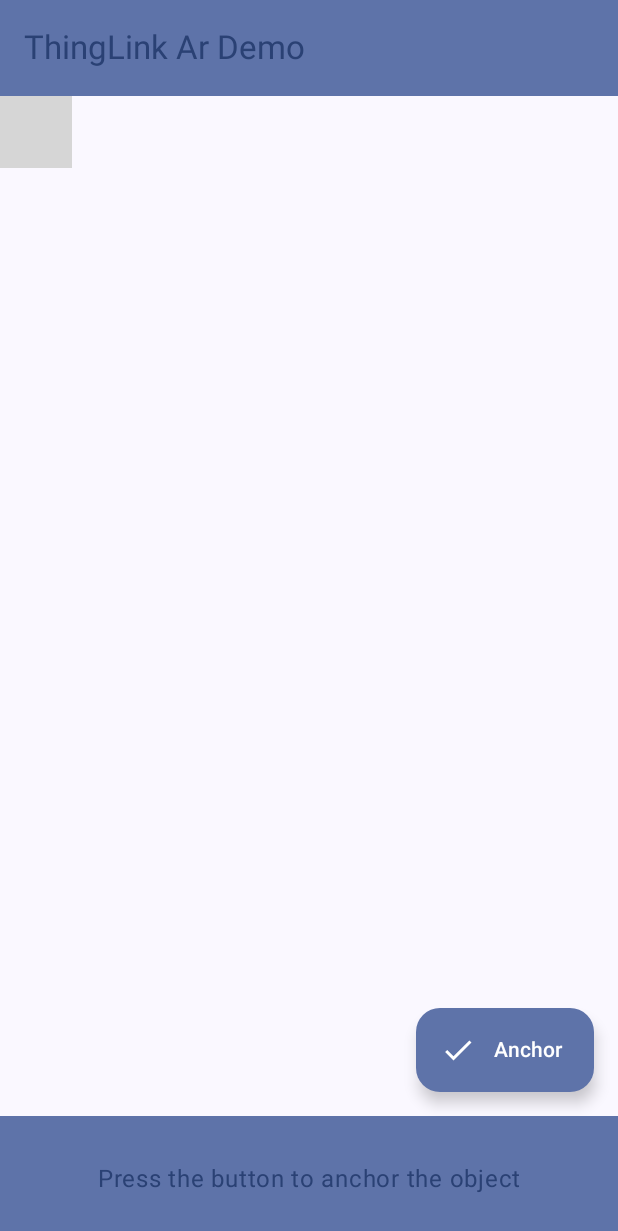
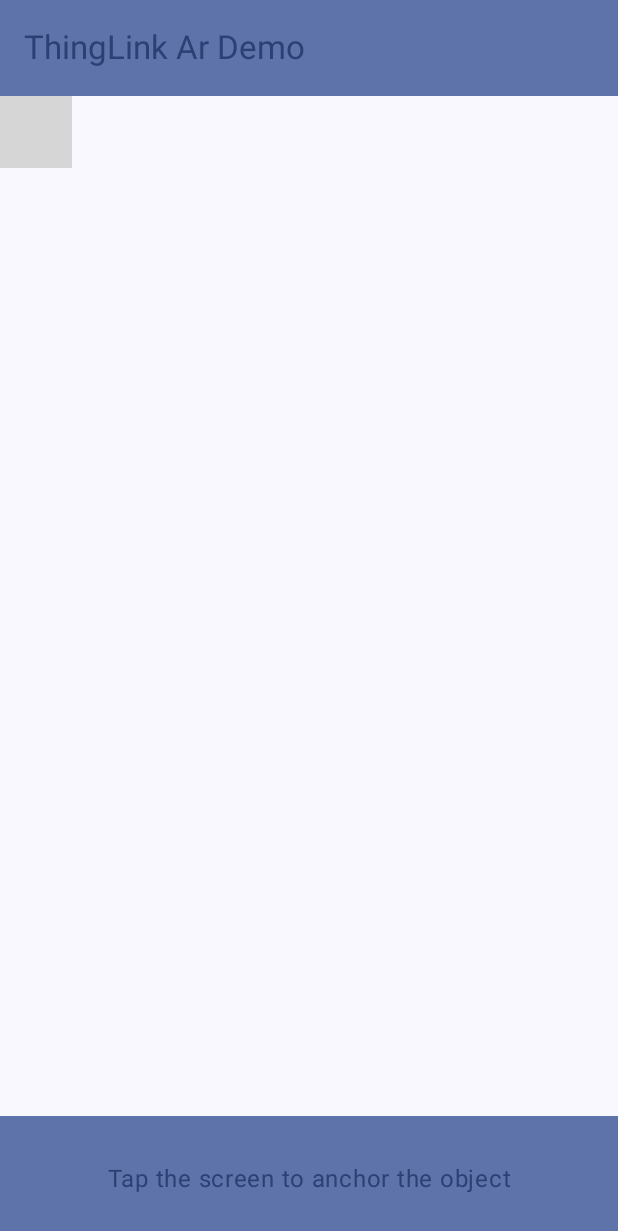
Before and after one commit to rpez/ThingLinkARDemo, an Android app built with Jetpack Compose: the screen it shows after launch (MainActivity), on a phone screen of 412 x 824 dp. Shown: the top 1231 px of the screen. Run offline under Robolectric (Android 15) with nearby library versions, the phone set to English and light mode, and no system bars; libraries missing offline, so code that uses them is left out: com.google.ar.core, io.github.sceneview.ar; 2 statements that could not run were skipped; grey boxes are pictures that could not be loaded.

Commit message:
add  anchoring feature

```diff
--- a/app/src/main/java/com/example/thinglink_ar_demo/MainActivity.kt
+++ b/app/src/main/java/com/example/thinglink_ar_demo/MainActivity.kt
@@ -37,6 +37,7 @@ import androidx.compose.ui.text.style.TextAlign
 import androidx.compose.ui.tooling.preview.Preview
 import androidx.compose.ui.unit.dp
 import com.example.thinglink_ar_demo.ui.theme.ThingLinkARDemoTheme
+import com.google.android.material.floatingactionbutton.FloatingActionButton
 import com.google.ar.core.AugmentedImage
 import com.google.ar.core.AugmentedImageDatabase
 import com.google.ar.core.Camera
@@ -107,22 +108,10 @@ class MainActivity : ComponentActivity() {
                         modifier = Modifier
                             .fillMaxWidth(),
                         textAlign = TextAlign.Center,
-                        text = "Press the button to anchor the object",
+                        text = "Tap the screen to anchor the object",
                     )
                 }
             },
-            snackbarHost = {
-                SnackbarHost(hostState = snackbarHostState)
-            },
-            floatingActionButton = {
-                ExtendedFloatingActionButton(
-                    text = { Text("Anchor") },
-                    icon = { Icon(Icons.Filled.Check, contentDescription = "") },
-                    onClick = {
-
-                    }
-                )
-            }
         ) { innerPadding ->
             Column(
                 modifier = Modifier
@@ -164,6 +153,9 @@ class MainActivity : ComponentActivity() {
                         ) {}
                     }
                 arNodes.add(modelNode.value!!)
+            },
+            onTap = { _ ->
+                modelNode.value?.anchor()
             }
         )
     }
```
